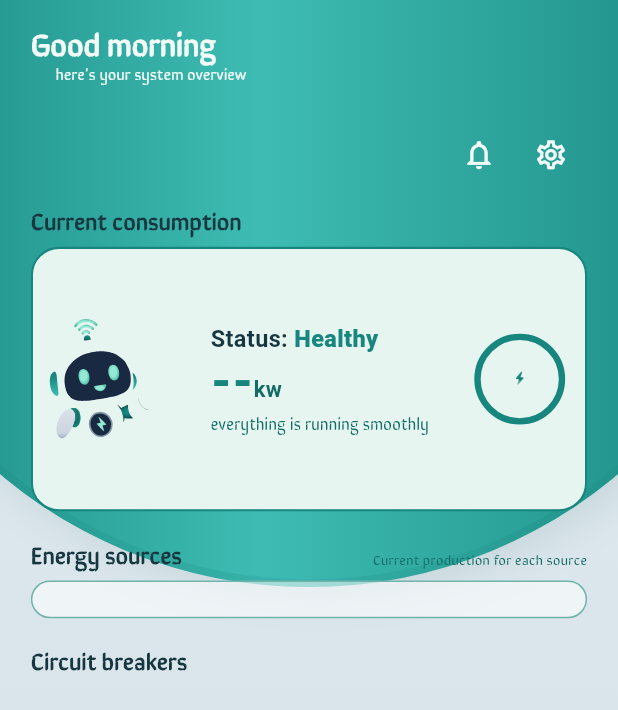
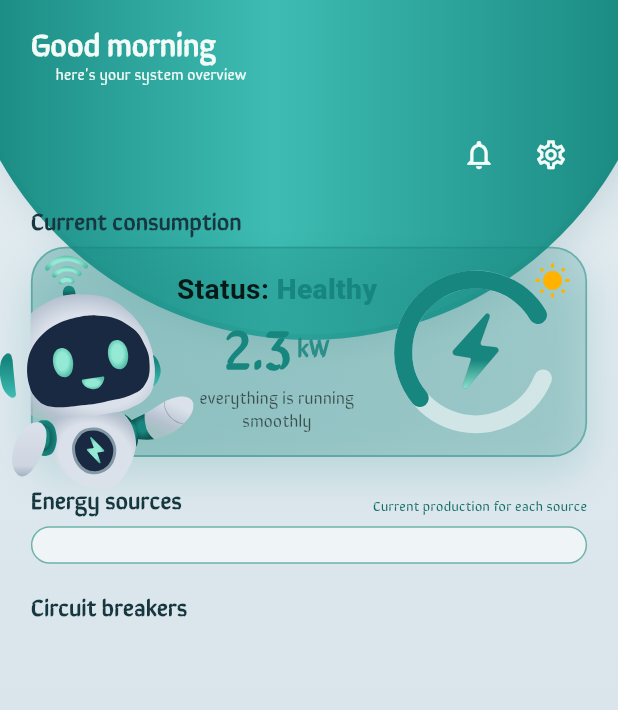
Before and after one commit to yaraHasan1/fluxa, a Flutter app: the _DashboardView screen opened directly with empty values, on a phone screen of 412 x 824 dp. Shown: the top 710 px of the screen. Run offline on Flutter 3.47's test engine with Material 3 defaults, Android fonts, the phone set to English and light mode, and no system bars; our stand-ins replace equatable, flutter_bloc, flutter_svg, get_it, go_router.

Commit message:
feat(dashboard): add energy asset and rework status card

```diff
--- a/lib/constants/app_assets.dart
+++ b/lib/constants/app_assets.dart
@@ -48,7 +48,7 @@ abstract final class AppAssets {
   static const String fluxaWarning = '$_svg/fluxa_warning.svg'; // 188×281
 
   /// The glyph beside each status reading.
-  static const String iconEnergy = '$_svg/icon_energy.svg'; // 174×197, teal
+  static const String iconEnergy = '$_svg/energy.svg'; // 174×197, teal
   static const String iconFire = '$_svg/icon_fire.svg'; // 94×108, red
   static const String iconAlert = '$_svg/icon_alert.svg'; // 11×59, amber
 
--- a/lib/features/dashboard/dashboard_screen.dart
+++ b/lib/features/dashboard/dashboard_screen.dart
@@ -16,7 +16,7 @@ import 'package:fluxa/utils/responsive_extension.dart';
 
 /// The header blob is mostly off the top of the frame; only its lower arc
 /// shows behind the greeting.
-const double _blobDiameterFactor = 1.55;
+const double _blobDiameterFactor = 1.15;
 const double _blobTopFactor = -0.30;
 
 /// System overview: greeting, status, production and the breaker list.
@@ -73,7 +73,7 @@ class _DashboardView extends StatelessWidget {
                         SizedBox(height: context.r(8)),
                         StatusCard(
                           status: state.status,
-                          kilowatts: state.consumptionKw,
+
                         ),
                         SizedBox(height: context.r(18)),
 
--- a/lib/features/dashboard/widgets/status_card.dart
+++ b/lib/features/dashboard/widgets/status_card.dart
@@ -1,140 +1,262 @@
+// status_card.dart
+import 'dart:math' as math;
 import 'package:flutter/material.dart';
 import 'package:flutter_svg/flutter_svg.dart';
 
-import 'package:fluxa/constants/app_strings.dart';
 import 'package:fluxa/features/dashboard/dashboard_models.dart';
+import 'package:fluxa/theme/app_colors.dart';
 import 'package:fluxa/theme/app_text_styles.dart';
 import 'package:fluxa/utils/responsive_extension.dart';
 
-/// The headline card: mascot, status word, current reading and status glyph.
-///
-/// The three variants in the design are one card — [SystemStatus] carries the
-/// mascot, glyph, palette and copy, so nothing here branches on the state.
 class StatusCard extends StatelessWidget {
-  const StatusCard({super.key, required this.status, this.kilowatts});
+  const StatusCard({
+    super.key,
+    required this.status,
+    this.kilowatts = 2.3,
+  });
 
   final SystemStatus status;
-
-  /// Null renders the reading as a dash rather than inventing a number.
-  final double? kilowatts;
+  final double kilowatts;
 
   @override
   Widget build(BuildContext context) {
-    final double mascotWidth = context.wp(0.24);
+    final cardHeight = context.hp(0.17);
 
-    return DecoratedBox(
+    return SizedBox(
+      height: cardHeight,
+      child: Stack(
+        clipBehavior: Clip.none,
+        children: [
+          // Card
+          Container(
+            width: double.infinity,
+            padding: EdgeInsets.symmetric(
+              horizontal: context.r(18),
+              vertical: context.r(14),
+            ),
             decoration: BoxDecoration(
-        color: status.surface,
-        borderRadius: BorderRadius.circular(context.r(18)),
-        border: Border.all(color: status.accent, width: 1.4),
+              borderRadius: BorderRadius.circular(context.r(22)),
+              gradient: LinearGradient(
+                begin: Alignment.topLeft,
+                end: Alignment.bottomRight,
+                colors: [
+                  AppColors.teal.withValues(alpha: 0.30),
+                  AppColors.teal.withValues(alpha: 0.18),
+                ],
               ),
-      child: Padding(
-        padding: EdgeInsets.fromLTRB(
-          context.r(10),
-          context.r(12),
-          context.r(14),
-          context.r(12),
+              border: Border.all(
+                color: AppColors.teal.withValues(alpha: 0.45),
+                width: 1.2,
               ),
+              boxShadow: [
+                BoxShadow(
+                  color: AppColors.teal.withValues(alpha: 0.18),
+                  blurRadius: 24,
+                  offset: const Offset(0, 12),
+                ),
+              ],
+            ),
+
             child: Row(
-          crossAxisAlignment: CrossAxisAlignment.center,
-          children: <Widget>[
-            SvgPicture.asset(
-              status.mascot,
-              width: mascotWidth,
-              fit: BoxFit.contain,
-              excludeFromSemantics: true,
-            ),
-            SizedBox(width: context.r(10)),
+              children: [
+                SizedBox(width: context.wp(0.18)),
+
                 Expanded(
                   child: Column(
-                crossAxisAlignment: CrossAxisAlignment.start,
-                mainAxisSize: MainAxisSize.min,
-                children: <Widget>[
+                    mainAxisAlignment: MainAxisAlignment.center,
+                    children: [
                       Text.rich(
                         TextSpan(
-                      children: <InlineSpan>[
+                          children: [
                             TextSpan(
-                          text: AppStrings.statusLabel,
+                              text: 'Status: ',
                               style: AppTextStyles.fieldLabel.copyWith(
-                            fontSize: context.sp(15),
+                                fontSize: context.sp(18),
+                                fontWeight: FontWeight.w700,
+                                color: Colors.black.withValues(alpha: 0.85),
                               ),
                             ),
                             TextSpan(
                               text: status.word,
                               style: AppTextStyles.fieldLabel.copyWith(
-                            fontSize: context.sp(15),
-                            color: status.ink,
-                            fontWeight: FontWeight.w800,
+                                fontSize: context.sp(18),
+                                fontWeight: FontWeight.w900,
+                                color: AppColors.teal,
                               ),
                             ),
                           ],
                         ),
                       ),
-                  SizedBox(height: context.r(2)),
-                  Text.rich(
-                    TextSpan(
-                      children: <InlineSpan>[
-                        TextSpan(
-                          text: kilowatts == null
-                              ? AppStrings.noReading
-                              : kilowatts!.toStringAsFixed(1),
+
+                      SizedBox(height: context.r(10)),
+
+                      Row(
+                        mainAxisAlignment: MainAxisAlignment.center,
+                        crossAxisAlignment: CrossAxisAlignment.end,
+                        children: [
+                          Text(
+                            kilowatts.toStringAsFixed(1),
                             style: AppTextStyles.reading.copyWith(
-                            fontSize: context.sp(30),
-                            color: status.ink,
+                              fontSize: context.sp(34),
+                              fontWeight: FontWeight.w900,
+                              color: AppColors.teal,
+                              height: 0.9,
                             ),
                           ),
-                        TextSpan(
-                          text: AppStrings.kilowattSuffix,
+                          Padding(
+                            padding: EdgeInsets.only(bottom: context.r(6)),
+                            child: Text(
+                              ' kW',
                               style: AppTextStyles.readingUnit.copyWith(
-                            fontSize: context.sp(14),
+                                fontSize: context.sp(16),
+                                fontWeight: FontWeight.w700,
+                                color: AppColors.teal.withValues(alpha: 0.85),
+                              ),
+                            ),
+                          ),
+                        ],
+                      ),
+
+                      SizedBox(height: context.r(10)),
+
+                      Text(
+                        status.caption,
+                        textAlign: TextAlign.center,
+                        style: AppTextStyles.helper.copyWith(
+                          fontSize: context.sp(11),
+                          color: Colors.black.withValues(alpha: 0.60),
+                          fontWeight: FontWeight.w500,
                         ),
                       ),
                     ],
                   ),
                 ),
-                  SizedBox(height: context.r(4)),
-                  Text(
-                    status.caption,
-                    style: AppTextStyles.helper.copyWith(
-                      fontSize: context.sp(10.5),
-                    ),
+
+                SizedBox(width: context.wp(0.02)),
+
+                _EnergyRing(
+                  accent: AppColors.teal,
+                  diameter: context.r(104),
+                  iconPath: status.glyph,
+                  iconSize: context.r(66),
                 ),
               ],
             ),
           ),
-            SizedBox(width: context.r(8)),
-            _StatusGlyph(status: status, diameter: context.r(58)),
+
+          // Robot outside the card
+          Positioned(
+            top: -60,
+            left: -context.wp(0.06),
+            child: SizedBox(
+              child: SvgPicture.asset(
+                status.mascot,
+                fit: BoxFit.contain,
+              ),
+            ),
+          ),
+
+          // Sun icon
+          Positioned(
+            top: context.r(10),
+            right: context.r(10),
+            child: Icon(
+              Icons.wb_sunny_rounded,
+              color: const Color(0xFFFFB300),
+              size: context.r(24),
+            ),
+          ),
         ],
-        ),
       ),
     );
   }
 }
 
-/// The glyph in its ring. Each export has its own aspect, so the artwork is
-/// height-constrained inside a fixed circle rather than stretched to fill it.
-class _StatusGlyph extends StatelessWidget {
-  const _StatusGlyph({required this.status, required this.diameter});
+class _EnergyRing extends StatelessWidget {
+  const _EnergyRing({
+    required this.accent,
+    required this.diameter,
+    required this.iconPath,
+    required this.iconSize,
+  });
 
-  final SystemStatus status;
+  final Color accent;
   final double diameter;
+  final String iconPath;
+  final double iconSize;
 
   @override
   Widget build(BuildContext context) {
-    return Container(
+    return SizedBox(
       width: diameter,
       height: diameter,
-      decoration: BoxDecoration(
-        shape: BoxShape.circle,
-        border: Border.all(color: status.accent, width: diameter * 0.07),
+      child: Stack(
+        alignment: Alignment.center,
+        children: [
+          CustomPaint(
+            size: Size.square(diameter),
+            painter: _RingPainter(accent),
           ),
-      alignment: Alignment.center,
-      child: SvgPicture.asset(
-        status.glyph,
-        height: diameter * 0.5,
+
+          SvgPicture.asset(
+            iconPath,
+            width: iconSize,
+            height: iconSize,
             fit: BoxFit.contain,
-        excludeFromSemantics: true,
+          ),
+        ],
       ),
     );
   }
 }
+
+class _RingPainter extends CustomPainter {
+  _RingPainter(this.color);
+
+  final Color color;
+
+  @override
+  void paint(Canvas canvas, Size size) {
+    const stroke = 12.0;
+
+    final rect = Rect.fromLTWH(
+      stroke / 2,
+      stroke / 2,
+      size.width - stroke,
+      size.height - stroke,
+    );
+
+    // Background arc
+    final bg = Paint()
+      ..color = Colors.white.withValues(alpha: 0.55)
+      ..style = PaintingStyle.stroke
+      ..strokeWidth = stroke
+      ..strokeCap = StrokeCap.round;
+
+    canvas.drawArc(
+      rect,
+      math.pi * 0.12,
+      math.pi * 1.55,
+      false,
+      bg,
+    );
+
+    // Foreground arc
+    final fg = Paint()
+      ..color = color
+      ..style = PaintingStyle.stroke
+      ..strokeWidth = stroke
+      ..strokeCap = StrokeCap.round;
+
+    canvas.drawArc(
+      rect,
+      math.pi * 0.78,
+      math.pi * 1.05,
+      false,
+      fg,
+    );
+  }
+
+  @override
+  bool shouldRepaint(covariant CustomPainter oldDelegate) => false;
+}
```
Also changed, not shown: assets/svg/energy.svg (added). Lines whose indentation alone changed are shown as unchanged.
